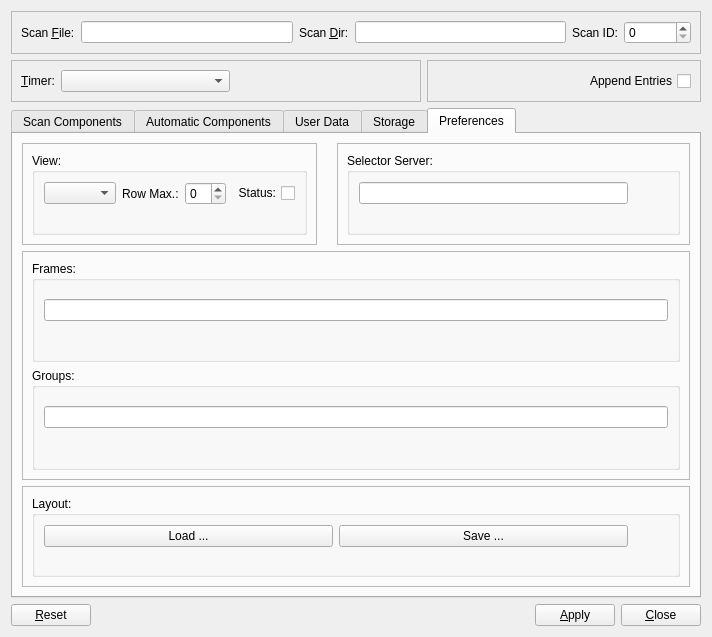
Before: the Qt Designer form nxselector/ui/selector.ui in nexdatas/nxselector, drawn with Qt 5.
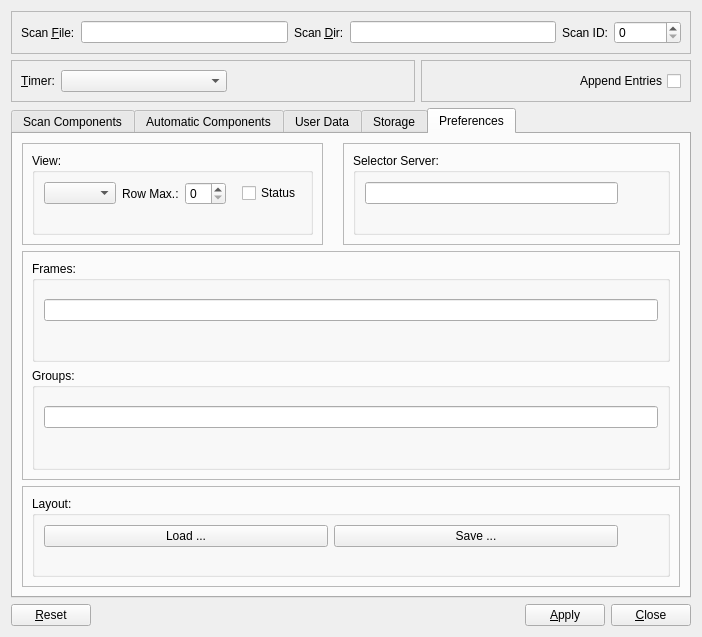
After: the same form once the commit is applied. The open tabs and pages were chosen to show the change.

Patch:
```diff
--- a/nxselector/ui/selector.ui
+++ b/nxselector/ui/selector.ui
@@ -6,7 +6,7 @@
    <rect>
     <x>0</x>
     <y>0</y>
-    <width>712</width>
+    <width>702</width>
     <height>637</height>
    </rect>
   </property>
@@ -803,9 +803,6 @@
                       </property>
                      </spacer>
                     </item>
-                    <item row="1" column="3">
-                     <widget class="QSpinBox" name="rowMaxSpinBox"/>
-                    </item>
                     <item row="2" column="2">
                      <spacer name="verticalSpacer_12">
                       <property name="orientation">
@@ -822,16 +819,32 @@
                       </property>
                      </spacer>
                     </item>
-                    <item row="1" column="4">
+                    <item row="1" column="3">
+                     <widget class="QSpinBox" name="rowMaxSpinBox"/>
+                    </item>
+                    <item row="1" column="5">
                      <widget class="QCheckBox" name="statusCheckBox">
-                      <property name="layoutDirection">
-                       <enum>Qt::RightToLeft</enum>
-                      </property>
                       <property name="text">
-                       <string>Status:</string>
+                       <string>Status</string>
                       </property>
                      </widget>
                     </item>
+                    <item row="1" column="4">
+                     <spacer name="horizontalSpacer_7">
+                      <property name="orientation">
+                       <enum>Qt::Horizontal</enum>
+                      </property>
+                      <property name="sizeType">
+                       <enum>QSizePolicy::Maximum</enum>
+                      </property>
+                      <property name="sizeHint" stdset="0">
+                       <size>
+                        <width>10</width>
+                        <height>20</height>
+                       </size>
+                      </property>
+                     </spacer>
+                    </item>
                    </layout>
                   </widget>
                  </item>
```
